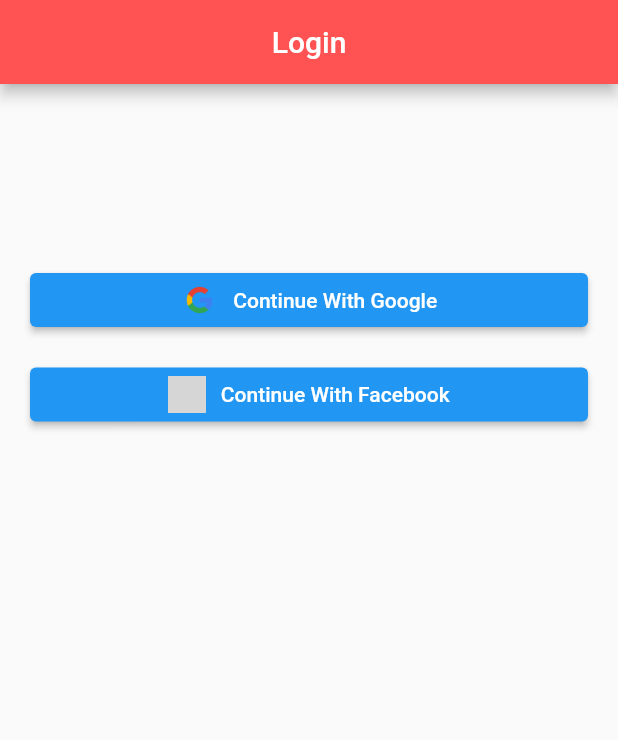
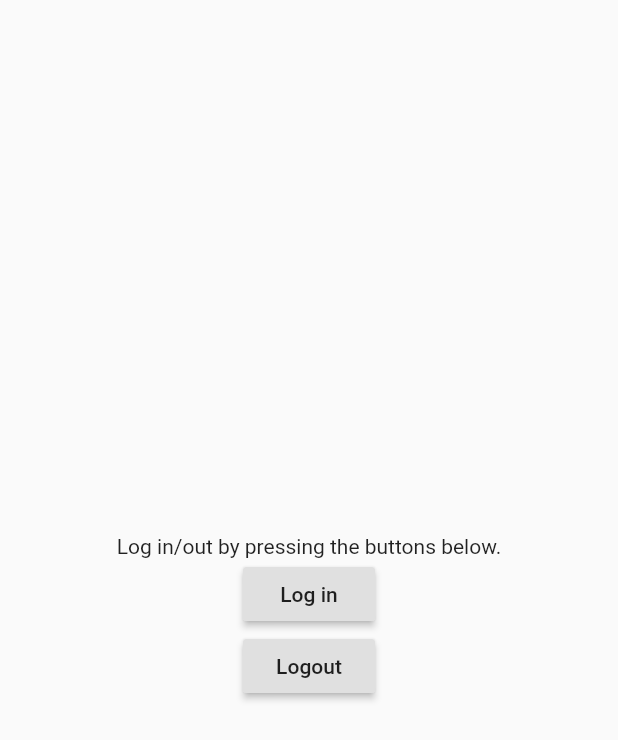
Before and after one commit to tishan007/gmail_fb_login, a Flutter app: the screen it shows after launch, after a tap on "Continue With Facebook", on a phone screen of 412 x 824 dp. Shown: the top 740 px of the screen. Run offline on Flutter 3.47's test engine with Material 2 defaults, Android fonts, the light colour scheme and no system bars; our stand-ins replace google_sign_in; missing offline and left inert: flutter_facebook_login; grey boxes are pictures that could not be loaded.

Commit message:
updated code

```diff
--- /dev/null
+++ b/lib/facebook_login.dart
@@ -0,0 +1,75 @@
+import 'package:flutter/material.dart';
+import 'package:flutter_facebook_login/flutter_facebook_login.dart';
+
+class FacebookLoginDemo extends StatefulWidget {
+  @override
+  _FacebookLoginDemoState createState() => _FacebookLoginDemoState();
+}
+
+class _FacebookLoginDemoState extends State<FacebookLoginDemo> {
+  static final FacebookLogin facebookSignIn = new FacebookLogin();
+
+  String _message = 'Log in/out by pressing the buttons below.';
+
+  Future<Null> _login() async {
+    final FacebookLoginResult result =
+    await facebookSignIn.logIn(['email']);
+
+    switch (result.status) {
+      case FacebookLoginStatus.loggedIn:
+        final FacebookAccessToken accessToken = result.accessToken;
+        _showMessage('''
+         Logged in!
+
+         Token: ${accessToken.token}
+         User id: ${accessToken.userId}
+         Expires: ${accessToken.expires}
+         Permissions: ${accessToken.permissions}
+         Declined permissions: ${accessToken.declinedPermissions}
+         ''');
+        break;
+      case FacebookLoginStatus.cancelledByUser:
+        _showMessage('Login cancelled by the user.');
+        break;
+      case FacebookLoginStatus.error:
+        _showMessage('Something went wrong with the login process.\n'
+            'Here\'s the error Facebook gave us: ${result.errorMessage}');
+        break;
+    }
+  }
+
+  Future<Null> _logOut() async {
+    await facebookSignIn.logOut();
+    _showMessage('Logged out.');
+  }
+
+  void _showMessage(String message) {
+    setState(() {
+      _message = message;
+    });
+  }
+
+  @override
+  Widget build(BuildContext context) {
+    return new MaterialApp(
+      home: new Scaffold(
+        body: new Center(
+          child: new Column(
+            mainAxisAlignment: MainAxisAlignment.center,
+            children: <Widget>[
+              new Text(_message),
+              new RaisedButton(
+                onPressed: _login,
+                child: new Text('Log in'),
+              ),
+              new RaisedButton(
+                onPressed: _logOut,
+                child: new Text('Logout'),
+              ),
+            ],
+          ),
+        ),
+      ),
+    );
+  }
+}
--- a/lib/login_page.dart
+++ b/lib/login_page.dart
@@ -1,4 +1,5 @@
 import 'package:flutter/material.dart';
+import 'package:gmail_fb_login/facebook_login.dart';
 import 'package:gmail_fb_login/google_signin.dart';
 import 'package:google_sign_in/google_sign_in.dart';
 
@@ -36,7 +37,13 @@
             ),
             SizedBox(height: 15),
             ElevatedButton(
-              onPressed: () {},
+              onPressed: () {
+                Navigator.of(context).push(MaterialPageRoute(
+                  builder: (context) {
+                    return FacebookLoginDemo();
+                  },
+                ));
+              },
               child: Row(
                 mainAxisAlignment: MainAxisAlignment.center,
                 children: [
--- a/pubspec.yaml
+++ b/pubspec.yaml
@@ -32,6 +32,7 @@
   google_sign_in: ^5.2.4
   http: ^0.13.4
   flutter_facebook_login: ^3.0.0
+
 
 
   # The following adds the Cupertino Icons font to your application.
```
Also changed, not shown: 2 other files.
